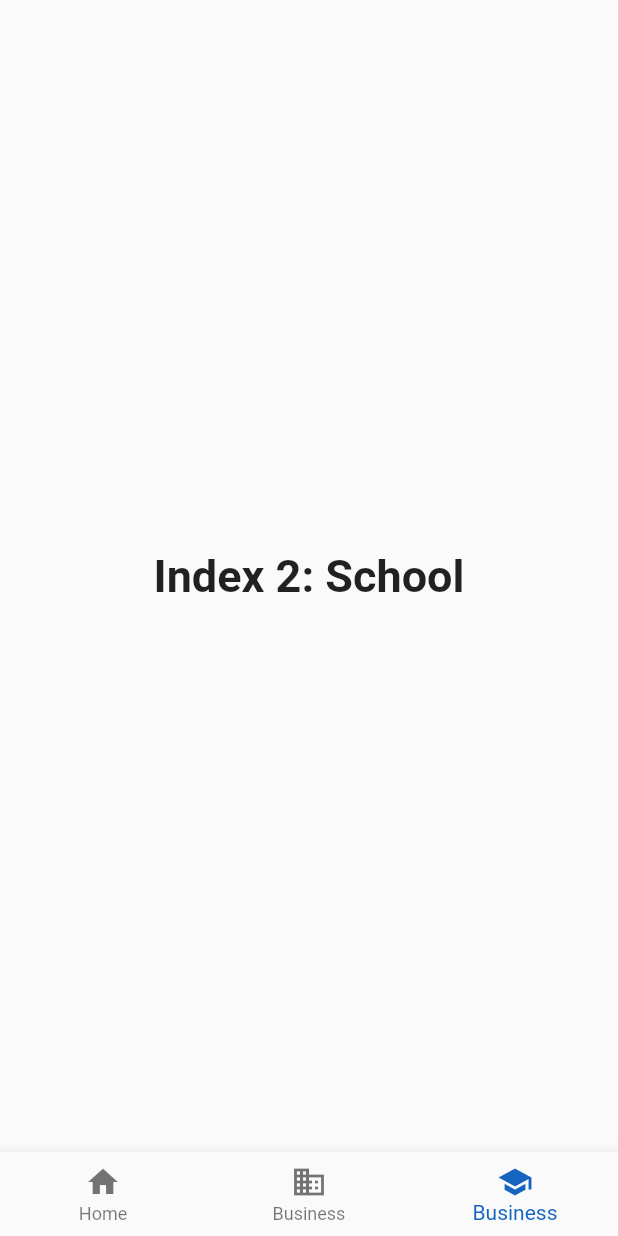
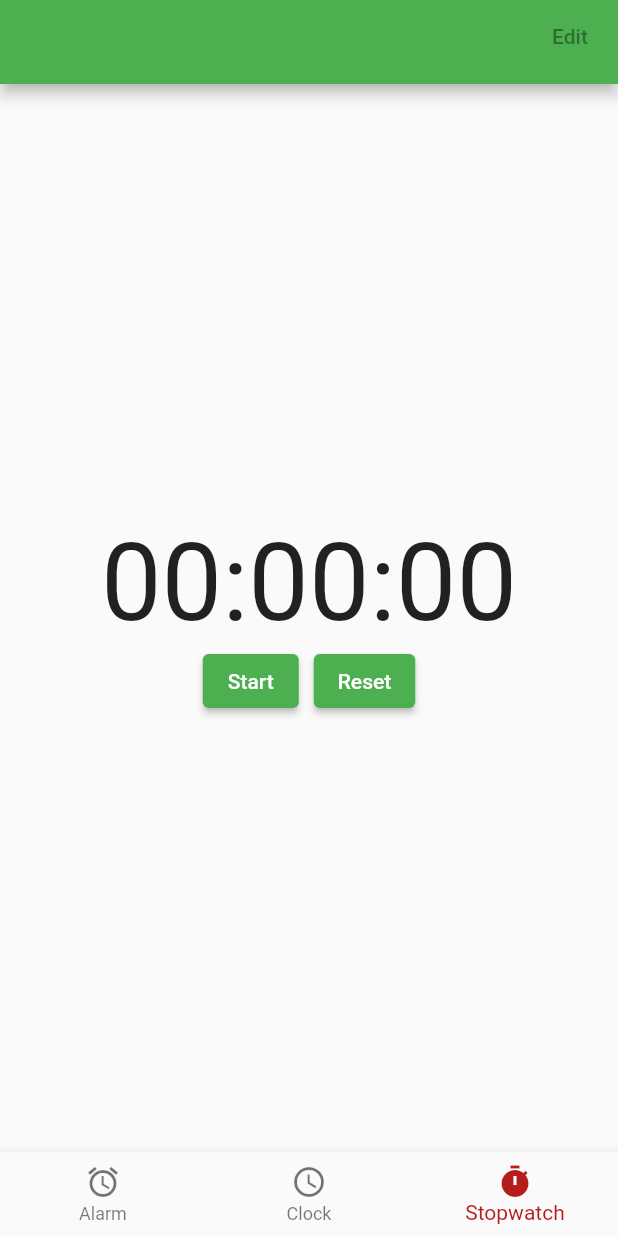
Before and after one commit to nguyenquan123vn/Flutter_clock_app, a Flutter app: the screen it shows after launch, item 3 of the bottom bar chosen, on a phone screen of 412 x 824 dp. Run offline on Flutter 3.47's test engine with Material 2 defaults, Android fonts, the phone set to English and light mode, and no system bars.

Commit message:
update_stopwatch_screen

```diff
--- a/lib/clockController.dart
+++ b/lib/clockController.dart
@@ -1,4 +1,8 @@
 import 'package:flutter/material.dart';
+
+import 'screen/alarm.dart';
+import 'screen/clock.dart';
+import 'screen/stopwatch.dart';
 
 class ClockController extends StatefulWidget {
   @override
@@ -7,21 +11,10 @@ class ClockController extends StatefulWidget {
 
 class _ClockState extends State<ClockController> {
   int _selectedIndex = 0;
-  static const TextStyle optionStyle =
-      TextStyle(fontSize: 30, fontWeight: FontWeight.bold);
-  static const List<Widget> _widgetOptions = <Widget>[
-    Text(
-      'Index 0: Home',
-      style: optionStyle,
-    ),
-    Text(
-      'Index 1: Business',
-      style: optionStyle,
-    ),
-    Text(
-      'Index 2: School',
-      style: optionStyle,
-    )
+  static List<Widget> _widgetOptions = <Widget>[
+    Alarm(),
+    Clock(),
+    StopwatchScreen()
   ];
 
   void _onTapped(int index) {
@@ -33,26 +26,36 @@ class _ClockState extends State<ClockController> {
   @override
   Widget build(BuildContext context) {
     return Scaffold(
+      appBar: AppBar(
+        actions: <Widget>[
+          Container(
+            child: Align(
+              alignment: Alignment.topLeft,
+              child: TextButton(onPressed: null, child: Text('Edit')),
+            ),
+          )
+        ],
+      ),
       body: Center(
         child: _widgetOptions.elementAt(_selectedIndex),
       ),
       bottomNavigationBar: BottomNavigationBar(
         items: const <BottomNavigationBarItem>[
           BottomNavigationBarItem(
-            icon: Icon(Icons.home),
-            label: 'Home',
+            icon: Icon(Icons.alarm),
+            label: 'Alarm',
           ),
           BottomNavigationBarItem(
-            icon: Icon(Icons.business),
-            label: 'Business',
+            icon: Icon(Icons.watch_later_outlined),
+            label: 'Clock',
           ),
           BottomNavigationBarItem(
-            icon: Icon(Icons.school),
-            label: 'Business',
+            icon: Icon(Icons.timer),
+            label: 'Stopwatch',
           ),
         ],
         currentIndex: _selectedIndex,
-        selectedItemColor: Colors.blue[800],
+        selectedItemColor: Colors.red[900],
         onTap: _onTapped,
       ),
     );
--- a/lib/main.dart
+++ b/lib/main.dart
@@ -1,5 +1,4 @@
 import 'package:flutter/material.dart';
-import 'package:provider/provider.dart';
 
 import 'clockController.dart';
 
--- /dev/null
+++ b/lib/screen/alarm.dart
@@ -0,0 +1,13 @@
+import 'package:flutter/material.dart';
+
+class Alarm extends StatefulWidget {
+  @override
+  _AlarmState createState() => _AlarmState();
+}
+
+class _AlarmState extends State<Alarm> {
+  @override
+  Widget build(BuildContext context) {
+    return Container();
+  }
+}
--- /dev/null
+++ b/lib/screen/clock.dart
@@ -0,0 +1,13 @@
+import 'package:flutter/material.dart';
+
+class Clock extends StatefulWidget {
+  @override
+  _ClockState createState() => _ClockState();
+}
+
+class _ClockState extends State<Clock> {
+  @override
+  Widget build(BuildContext context) {
+    return Container();
+  }
+}
--- a/lib/screen/home.dart
+++ /dev/null
@@ -1 +0,0 @@
-//to be added
--- /dev/null
+++ b/lib/screen/stopwatch.dart
@@ -0,0 +1,79 @@
+import 'package:flutter/material.dart';
+import 'dart:async';
+
+class StopwatchScreen extends StatefulWidget {
+  @override
+  _StopwatchScreenState createState() => _StopwatchScreenState();
+}
+
+String formatTime(int milisec) {
+  var secs = milisec ~/ 1000;
+  var hours = (secs ~/ 3600).toString().padLeft(2, '0');
+  var minutes = ((secs % 3600) ~/ 60).toString().padLeft(2, '0');
+  var seconds = (secs % 60).toString().padLeft(2, '0');
+  return "$hours:$minutes:$seconds";
+}
+
+class _StopwatchScreenState extends State<StopwatchScreen> {
+  Stopwatch _stopwatch;
+  Timer _timer;
+
+  void handleStartStop() {
+    if (_stopwatch.isRunning) {
+      _stopwatch.stop();
+    } else {
+      _stopwatch.start();
+    }
+    setState(() {});
+  }
+
+  void handleReset() {
+    _stopwatch.reset();
+    _stopwatch.stop();
+    setState(() {});
+  }
+
+  @override
+  void initState() {
+    super.initState();
+    _stopwatch = Stopwatch();
+    _timer = Timer.periodic(Duration(milliseconds: 10), (timer) {
+      setState(() {});
+    });
+  }
+
+  @override
+  void dispose() {
+    _timer.cancel();
+    super.dispose();
+  }
+
+  @override
+  Widget build(BuildContext context) {
+    return Scaffold(
+      body: Center(
+        child: Column(
+          mainAxisAlignment: MainAxisAlignment.center,
+          children: <Widget>[
+            Text(
+              formatTime(_stopwatch.elapsedMilliseconds),
+              style: TextStyle(fontSize: 72.0),
+            ),
+            Row(
+              mainAxisAlignment: MainAxisAlignment.center,
+              children: <Widget>[
+                ElevatedButton(
+                    onPressed: handleStartStop,
+                    child: Text(_stopwatch.isRunning ? 'Stop' : 'Start')),
+                SizedBox(
+                  width: 10,
+                ),
+                ElevatedButton(onPressed: handleReset, child: Text('Reset'))
+              ],
+            )
+          ],
+        ),
+      ),
+    );
+  }
+}
```
